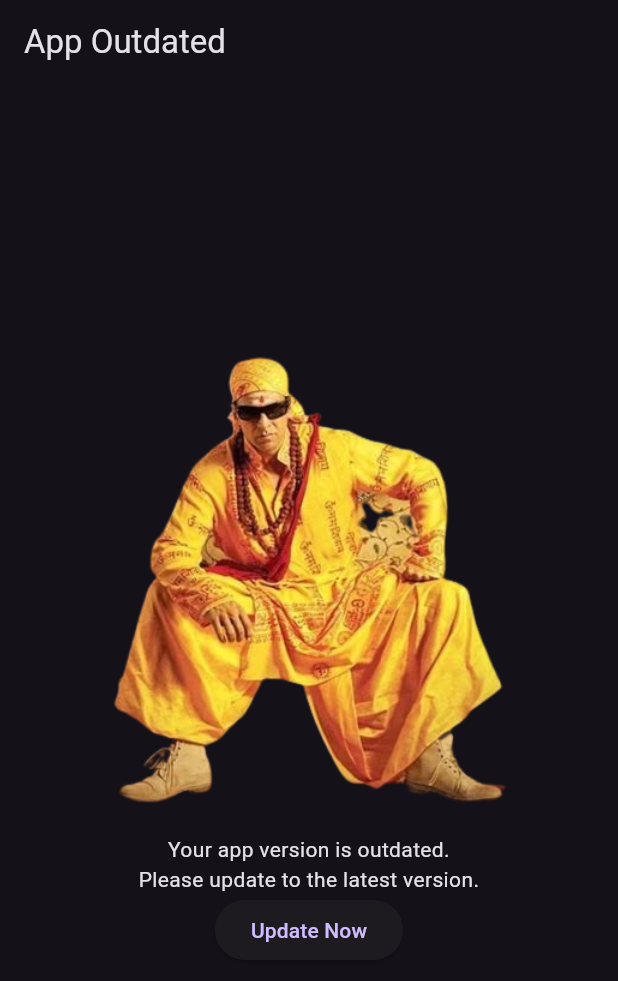
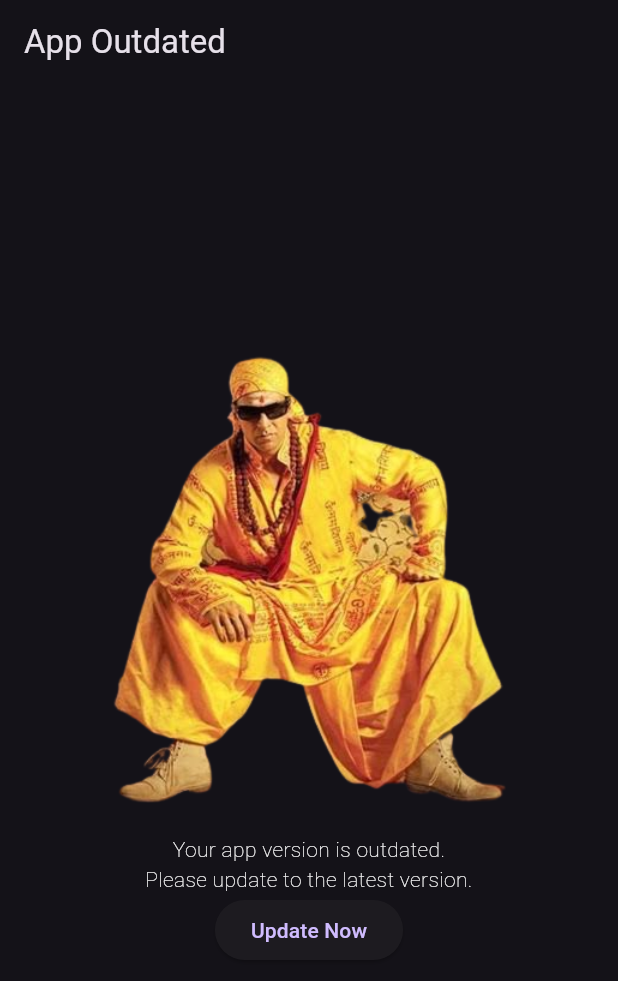
Before and after one commit to SS0809/blackhole, a Flutter app: the screen it shows after launch, on a phone screen of 412 x 824 dp. Shown: the top 981 px of the screen. Run offline on Flutter 3.47's test engine with Material 3 defaults, Android fonts, the phone set to English and light mode, and no system bars; our stand-ins replace carousel_slider, flutter_spinkit, graphql_flutter, permission_handler; network calls fail; Roboto replaces fonts that are missing (Merriweather).

```diff
--- a/lib/MovieDetailsWidget.dart
+++ b/lib/MovieDetailsWidget.dart
@@ -95,7 +95,7 @@ class _MovieDetailsWidgetState extends State<MovieDetailsWidget> {
 
   @override
   Widget build(BuildContext context) {
-    if (widget.movieData == null || !widget.movieData.containsKey('img_data')) {
+    if (!widget.movieData.containsKey('img_data')) {
       return Text('Invalid movie data');
     }
 
--- a/lib/main.dart
+++ b/lib/main.dart
@@ -13,7 +13,7 @@ String version_new = 'new';
 class MyApp extends StatelessWidget {
   void _launchURL() async {
     var url = "https://ss0809.github.io/blackhole/?version=" + version_new;
-      await launch(url, forceSafariVC: false, forceWebView: false);
+    await launch(url, forceSafariVC: false, forceWebView: false);
   }
 
   Future<String> fetchMovieSearch() async {
@@ -53,8 +53,8 @@ class MyApp extends StatelessWidget {
         }
         final String? version = snapshot.data;
         print('Version: $version');
-         version_new = version ?? 'new';
-        if (version == 'v1.6') {
+        version_new = version ?? 'new';
+        if (version == 'v1.8.0') {
           final ValueNotifier<GraphQLClient> client = ValueNotifier<GraphQLClient>(
             GraphQLClient(
               cache: GraphQLCache(),
@@ -69,7 +69,7 @@ class MyApp extends StatelessWidget {
                   brightness: Brightness.dark,
                   primarySwatch: Colors.blue,
                   primaryColor: const Color(0xFF212121),
-                  accentColor: const Color(0xFF64ffda),
+                  //accentColor: const Color(0xFF64ffda),
                   canvasColor: const Color(0xFF303030),
                 ),
                 title: 'Blackhole',
@@ -84,7 +84,7 @@ class MyApp extends StatelessWidget {
               brightness: Brightness.dark,
               primarySwatch: Colors.blue,
               primaryColor: const Color(0xFF212121),
-              accentColor: const Color(0xFF64ffda),
+              //accentColor: const Color(0xFF64ffda),
               canvasColor: const Color(0xFF303030),
             ),
             title: 'Blackhole',
@@ -103,6 +103,10 @@ class MyApp extends StatelessWidget {
                     Text(
                       "Your app version is outdated.\nPlease update to the latest version.",
                       textAlign: TextAlign.center,
+                      style: new TextStyle(
+                      color: const Color(0xFFffffff),
+                      fontWeight: FontWeight.w200,
+                      fontFamily: "Merriweather"),
                     ),
                     ElevatedButton(
                       onPressed: _launchURL,
```
Also changed, not shown: pubspec.yaml (+4 -4 lines), pubspec.lock, 3 other files.
